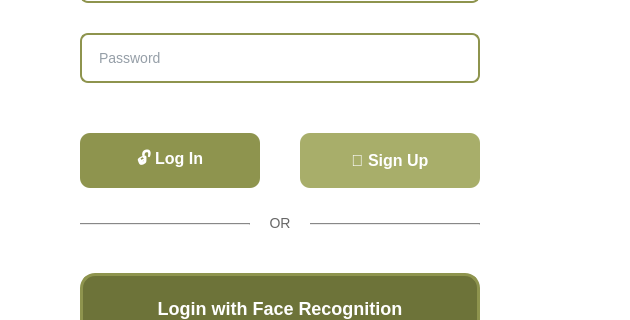
Qt form loginwindow.ui (Eyatallah-14/waste-collection-and-recycling) before a commit; both pictures show x 570 to 1200 and y 247 to 567 of the 1200 by 700 pixel window.
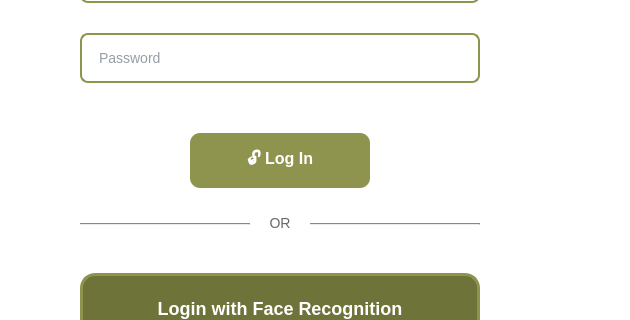
The same form after that commit. Icons and pictures are not drawn.

Patch:
```diff
--- a/loginwindow.ui
+++ b/loginwindow.ui
@@ -168,7 +168,7 @@
     <widget class="QPushButton" name="loginButton">
      <property name="geometry">
       <rect>
-       <x>150</x>
+       <x>260</x>
        <y>380</y>
        <width>180</width>
        <height>55</height>
@@ -195,36 +195,6 @@
       <string>🔓 Log In</string>
      </property>
     </widget>
-    <widget class="QPushButton" name="signupButton">
-     <property name="geometry">
-      <rect>
-       <x>370</x>
-       <y>380</y>
-       <width>180</width>
-       <height>55</height>
-      </rect>
-     </property>
-     <property name="styleSheet">
-      <string notr="true">QPushButton {
-    background-color: #a8ae6a;
-    color: white;
-    border-radius: 10px;
-    font-size: 16px;
-    font-weight: bold;
-}
-
-QPushButton:hover {
-    background-color: #8e944e;
-}
-
-QPushButton:pressed {
-    background-color: #6d7339;
-}</string>
-     </property>
-     <property name="text">
-      <string>👤 Sign Up</string>
-     </property>
-    </widget>
     <widget class="QFrame" name="dividerLine">
      <property name="geometry">
       <rect>
```
